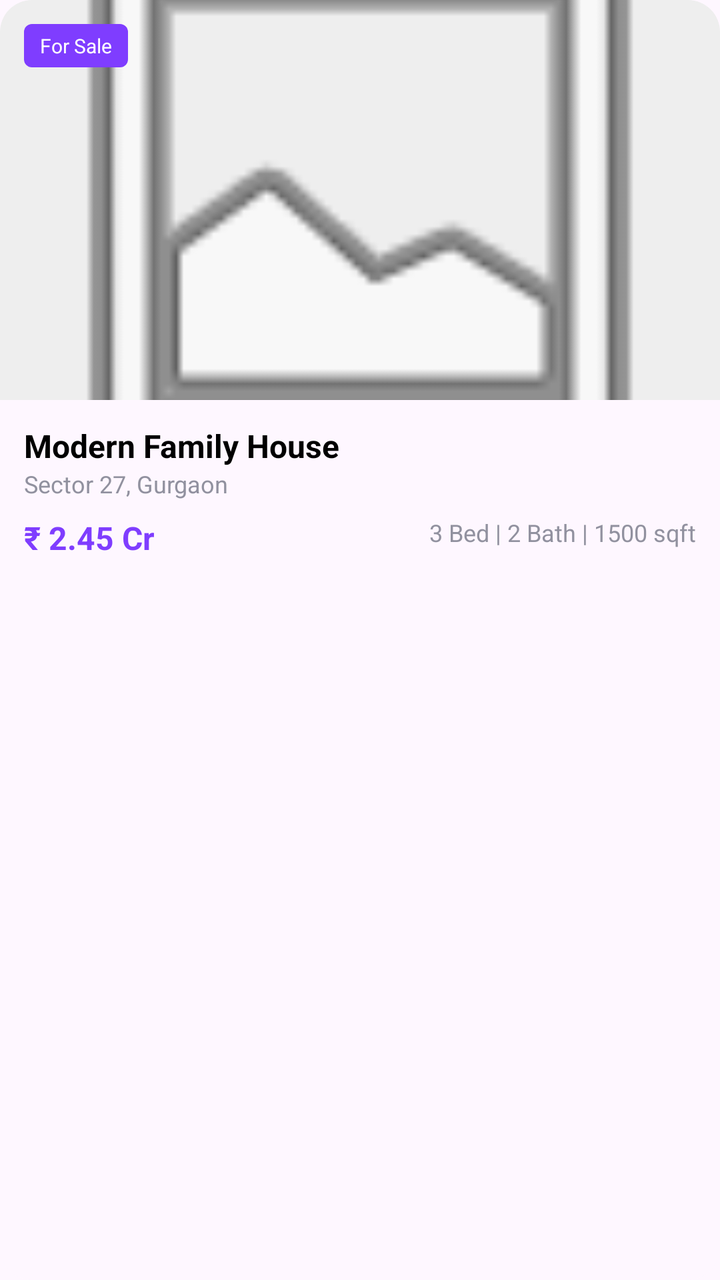
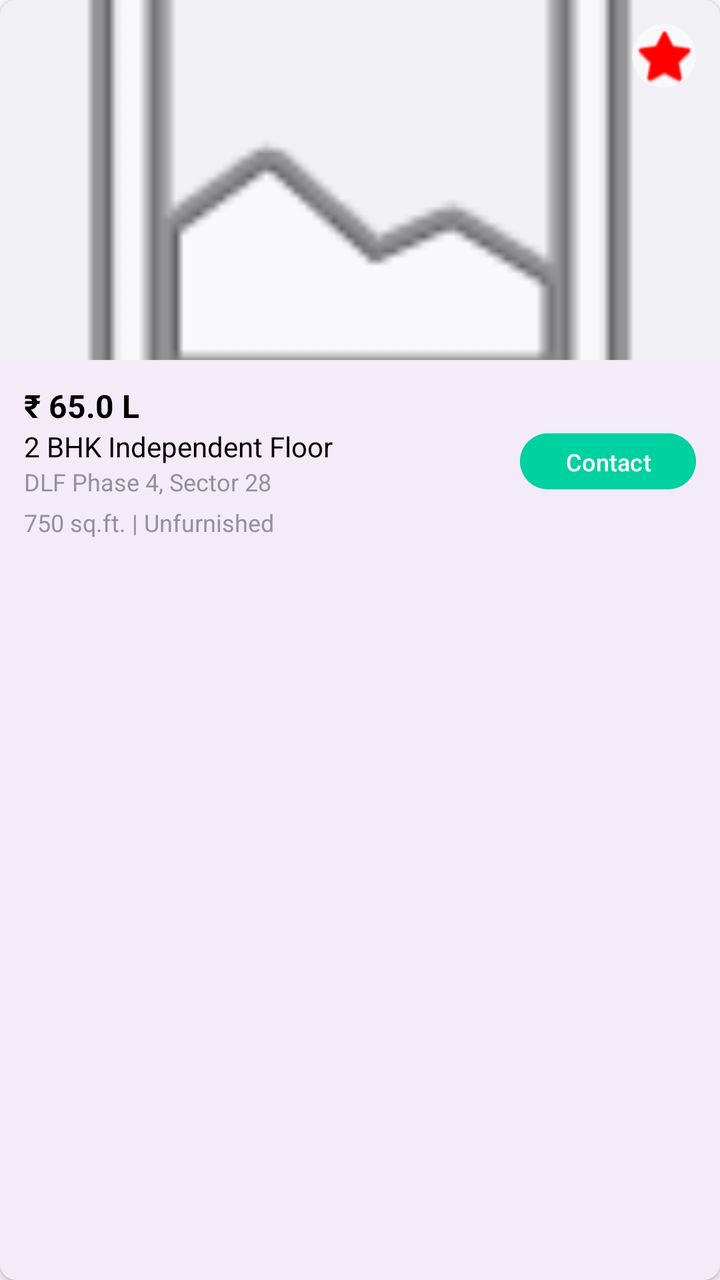

An Android layout rendered at two revisions. The XML below is the earlier revision; the diff shows what the commit changed to produce the second picture.
<!-- AndroidManifest.xml: application theme Theme.Realestateapp -->
<!-- res/layout/item_property_card.xml -->
<?xml version="1.0" encoding="utf-8"?>
<com.google.android.material.card.MaterialCardView xmlns:android="http://schemas.android.com/apk/res/android"
    xmlns:app="http://schemas.android.com/apk/res-auto"
    android:layout_width="match_parent"
    android:layout_height="wrap_content"
    android:layout_marginBottom="16dp"
    app:cardCornerRadius="16dp"
    app:cardElevation="0dp"
    app:strokeWidth="0dp">

    <LinearLayout
        android:layout_width="match_parent"
        android:layout_height="wrap_content"
        android:orientation="vertical">

        <FrameLayout
            android:layout_width="match_parent"
            android:layout_height="200dp">

            <ImageView
                android:id="@+id/propertyImage"
                android:layout_width="match_parent"
                android:layout_height="match_parent"
                android:scaleType="centerCrop"
                android:src="@android:drawable/ic_menu_gallery"
                android:background="#EEEEEE"/>

            <TextView
                android:layout_width="wrap_content"
                android:layout_height="wrap_content"
                android:layout_margin="12dp"
                android:background="@drawable/badge_bg"
                android:paddingHorizontal="8dp"
                android:paddingVertical="4dp"
                android:text="For Sale"
                android:textColor="@color/white"
                android:textSize="10sp" />
        </FrameLayout>

        <LinearLayout
            android:layout_width="match_parent"
            android:layout_height="wrap_content"
            android:orientation="vertical"
            android:padding="12dp">

            <TextView
                android:id="@+id/tvPropertyName"
                android:layout_width="wrap_content"
                android:layout_height="wrap_content"
                android:text="Modern Family House"
                android:textColor="@color/black"
                android:textSize="16sp"
                android:textStyle="bold" />

            <TextView
                android:id="@+id/tvPropertyLocation"
                android:layout_width="wrap_content"
                android:layout_height="wrap_content"
                android:text="Sector 27, Gurgaon"
                android:textColor="@color/gray_text"
                android:textSize="12sp" />

            <RelativeLayout
                android:layout_width="match_parent"
                android:layout_height="wrap_content"
                android:layout_marginTop="8dp">

                <TextView
                    android:id="@+id/tvPropertyPrice"
                    android:layout_width="wrap_content"
                    android:layout_height="wrap_content"
                    android:text="₹ 2.45 Cr"
                    android:textColor="@color/primary"
                    android:textSize="16sp"
                    android:textStyle="bold" />

                <TextView
                    android:layout_width="wrap_content"
                    android:layout_height="wrap_content"
                    android:layout_alignParentEnd="true"
                    android:text="3 Bed | 2 Bath | 1500 sqft"
                    android:textColor="@color/gray_text"
                    android:textSize="12sp" />
            </RelativeLayout>
        </LinearLayout>
    </LinearLayout>
</com.google.android.material.card.MaterialCardView>
<!-- resources referenced by this layout -->
<resources>
  <color name="black">#FF000000</color>
  <color name="gray_text">#91919F</color>
  <color name="primary">#7F3DFF</color>
  <color name="white">#FFFFFFFF</color>
  <!-- drawable badge_bg (drawable) -->
  <?xml version="1.0" encoding="utf-8"?>
  <shape xmlns:android="http://schemas.android.com/apk/res/android">
      <solid android:color="@color/primary" />
      <corners android:radius="4dp" />
  </shape>
  <style name="Theme.Realestateapp" parent="Base.Theme.Realestateapp" />
  <style name="Base.Theme.Realestateapp" parent="Theme.Material3.DayNight.NoActionBar">
          
          
      </style>
</resources>

<!-- the commit's change to res/layout/item_property_card.xml (unified diff, before → after) -->
@@ -3,9 +3,10 @@
     xmlns:app="http://schemas.android.com/apk/res-auto"
     android:layout_width="match_parent"
     android:layout_height="wrap_content"
+    android:layout_marginHorizontal="16dp"
     android:layout_marginBottom="16dp"
-    app:cardCornerRadius="16dp"
-    app:cardElevation="0dp"
+    app:cardCornerRadius="8dp"
+    app:cardElevation="2dp"
     app:strokeWidth="0dp">
 
     <LinearLayout
@@ -15,7 +16,7 @@
 
         <FrameLayout
             android:layout_width="match_parent"
-            android:layout_height="200dp">
+            android:layout_height="180dp">
 
             <ImageView
                 android:id="@+id/propertyImage"
@@ -23,65 +24,76 @@
                 android:layout_height="match_parent"
                 android:scaleType="centerCrop"
                 android:src="@android:drawable/ic_menu_gallery"
-                android:background="#EEEEEE"/>
+                android:background="@color/light_gray"/>
 
-            <TextView
-                android:layout_width="wrap_content"
-                android:layout_height="wrap_content"
+            <ImageButton
+                android:layout_width="32dp"
+                android:layout_height="32dp"
+                android:layout_gravity="end|top"
                 android:layout_margin="12dp"
-                android:background="@drawable/badge_bg"
-                android:paddingHorizontal="8dp"
-                android:paddingVertical="4dp"
-                android:text="For Sale"
-                android:textColor="@color/white"
-                android:textSize="10sp" />
+                android:background="@drawable/circle_placeholder"
+                android:backgroundTint="#80FFFFFF"
+                android:src="@android:drawable/btn_star_big_off"
+                app:tint="@color/red" />
         </FrameLayout>
 
         <LinearLayout
             android:layout_width="match_parent"
             android:layout_height="wrap_content"
-            android:orientation="vertical"
-            android:padding="12dp">
+            android:orientation="horizontal"
+            android:padding="12dp"
+            android:gravity="center_vertical">
 
-            <TextView
-                android:id="@+id/tvPropertyName"
-                android:layout_width="wrap_content"
+            <LinearLayout
+                android:layout_width="0dp"
                 android:layout_height="wrap_content"
-                android:text="Modern Family House"
-                android:textColor="@color/black"
-                android:textSize="16sp"
-                android:textStyle="bold" />
-
-            <TextView
-                android:id="@+id/tvPropertyLocation"
-                android:layout_width="wrap_content"
-                android:layout_height="wrap_content"
-                android:text="Sector 27, Gurgaon"
-                android:textColor="@color/gray_text"
-                android:textSize="12sp" />
-
-            <RelativeLayout
-                android:layout_width="match_parent"
-                android:layout_height="wrap_content"
-                android:layout_marginTop="8dp">
+                android:layout_weight="1"
+                android:orientation="vertical">
 
                 <TextView
                     android:id="@+id/tvPropertyPrice"
                     android:layout_width="wrap_content"
                     android:layout_height="wrap_content"
-                    android:text="₹ 2.45 Cr"
-                    android:textColor="@color/primary"
+                    android:text="₹ 65.0 L"
+                    android:textColor="@color/black"
                     android:textSize="16sp"
                     android:textStyle="bold" />
 
                 <TextView
+                    android:id="@+id/tvPropertyName"
                     android:layout_width="wrap_content"
                     android:layout_height="wrap_content"
-                    android:layout_alignParentEnd="true"
-                    android:text="3 Bed | 2 Bath | 1500 sqft"
+                    android:text="2 BHK Independent Floor"
+                    android:textColor="@color/black"
+                    android:textSize="14sp" />
+
+                <TextView
+                    android:id="@+id/tvPropertyLocation"
+                    android:layout_width="wrap_content"
+                    android:layout_height="wrap_content"
+                    android:text="DLF Phase 4, Sector 28"
                     android:textColor="@color/gray_text"
                     android:textSize="12sp" />
-            </RelativeLayout>
+
+                <TextView
+                    android:layout_width="wrap_content"
+                    android:layout_height="wrap_content"
+                    android:layout_marginTop="4dp"
+                    android:text="750 sq.ft. | Unfurnished"
+                    android:textColor="@color/gray_text"
+                    android:textSize="12sp" />
+            </LinearLayout>
+
+            <Button
+                android:id="@+id/btnContact"
+                android:layout_width="wrap_content"
+                android:layout_height="36dp"
+                android:backgroundTint="@color/accent_green"
+                android:paddingHorizontal="16dp"
+                android:text="Contact"
+                android:textAllCaps="false"
+                android:textColor="@color/white"
+                android:textSize="12sp" />
         </LinearLayout>
     </LinearLayout>
 </com.google.android.material.card.MaterialCardView>
<!-- resource entries referenced after the edit -->
@@ -1,14 +1,16 @@
 <!-- resources referenced by this layout -->
 <resources>
+  <color name="accent_green">#00D1A0</color>
   <color name="black">#FF000000</color>
   <color name="gray_text">#91919F</color>
-  <color name="primary">#7F3DFF</color>
+  <color name="light_gray">#F1F1F5</color>
+  <color name="red">#FF0000</color>
   <color name="white">#FFFFFFFF</color>
-  <!-- drawable badge_bg (drawable) -->
+  <!-- drawable circle_placeholder (drawable) -->
   <?xml version="1.0" encoding="utf-8"?>
-  <shape xmlns:android="http://schemas.android.com/apk/res/android">
-      <solid android:color="@color/primary" />
-      <corners android:radius="4dp" />
+  <shape xmlns:android="http://schemas.android.com/apk/res/android"
+      android:shape="oval">
+      <solid android:color="#AD8BFF" />
   </shape>
   <style name="Theme.Realestateapp" parent="Base.Theme.Realestateapp" />
   <style name="Base.Theme.Realestateapp" parent="Theme.Material3.DayNight.NoActionBar">
